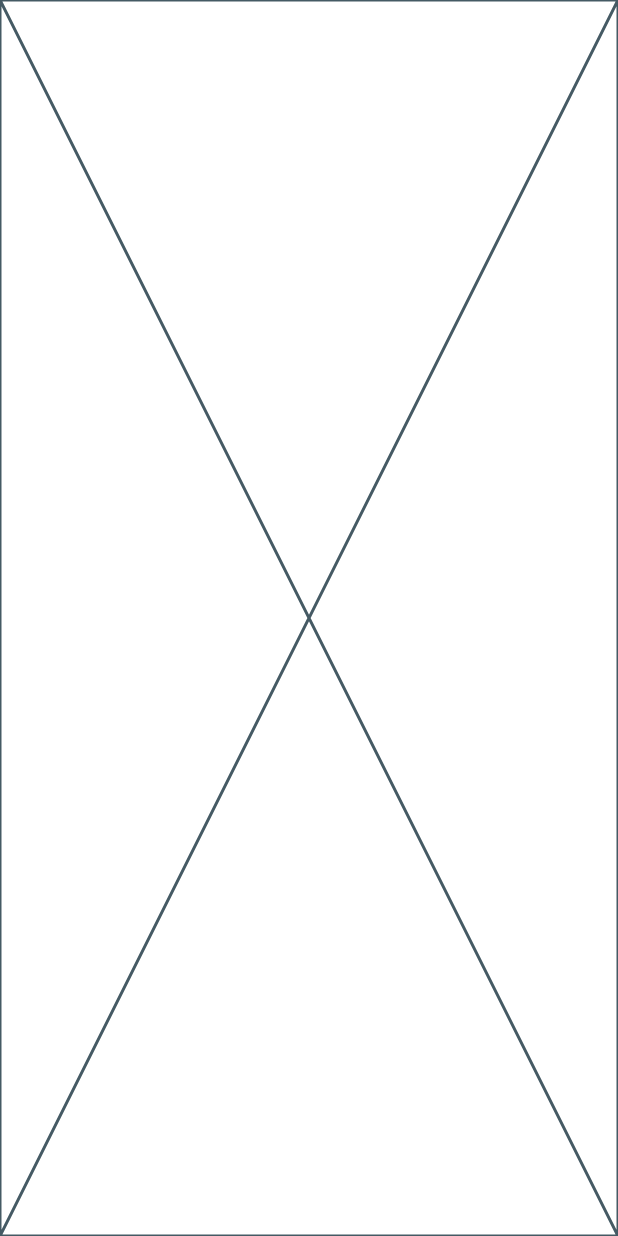
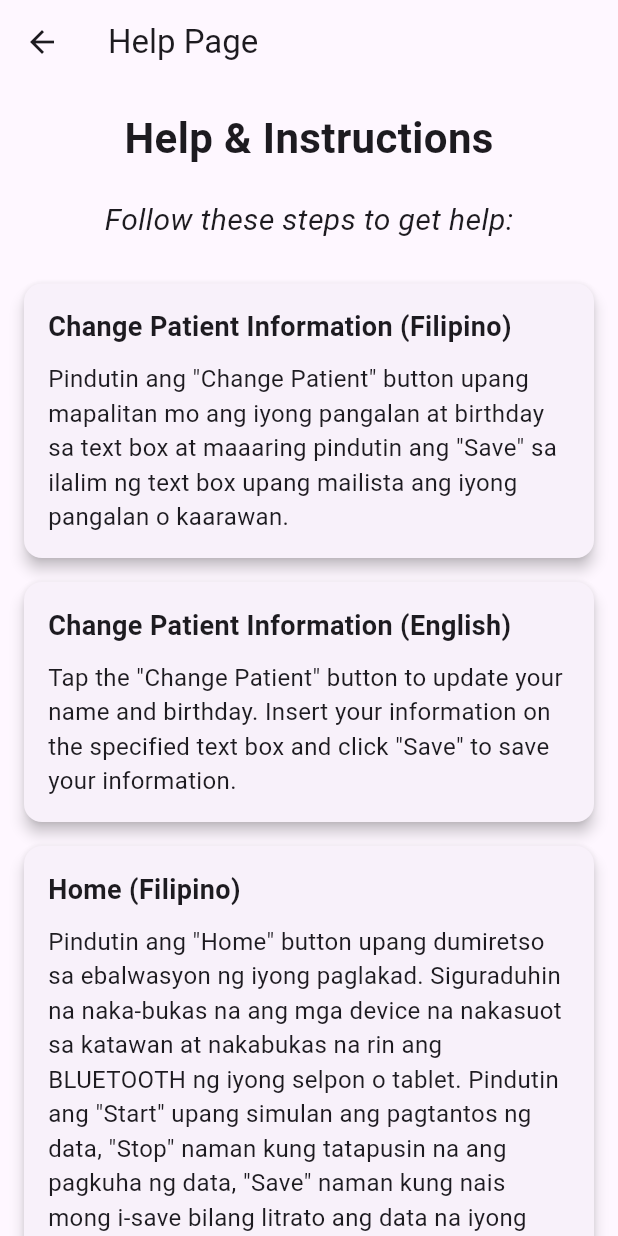
Before and after one commit to joshuamax14/flutter_blereactive, a Flutter app: the screen it shows after launch, after a tap on "Help", on a phone screen of 412 x 824 dp. Run offline on Flutter 3.47's test engine with Material 3 defaults, Android fonts, the phone set to English and light mode, and no system bars; our stand-ins replace fl_chart, image_gallery_saver, screenshot; missing offline and left inert: flutter_reactive_ble.

Commit message:
Help updated

```diff
--- a/new_project/lib/Screens/HelpScreen.dart
+++ b/new_project/lib/Screens/HelpScreen.dart
@@ -1,10 +1,112 @@
 import 'package:flutter/material.dart';
 
 class HelpPage extends StatelessWidget {
-  const HelpPage({super.key});
+  @override
+  Widget build(BuildContext context) {
+    return Scaffold(
+      appBar: AppBar(
+        title: Text('Help Page'),
+      ),
+      body: SingleChildScrollView(
+        padding: EdgeInsets.all(16.0),
+        child: Column(
+          children: <Widget>[
+            Center(
+              child: Text(
+                'Help & Instructions',
+                style: TextStyle(
+                  fontSize: 28,
+                  fontWeight: FontWeight.bold,
+                ),
+              ),
+            ),
+            SizedBox(height: 20),
+            Center(
+              child: Text(
+                'Follow these steps to get help:',
+                style: TextStyle(
+                  fontSize: 20,
+                  fontStyle: FontStyle.italic,
+                ),
+              ),
+            ),
+            SizedBox(height: 20),
+            for (var step in instructions)
+              InstructionCard(
+                step: step['step']!,
+                description: step['description']!,
+              ),
+            SizedBox(height: 20),
+            Center(
+              child: Text(
+                'For further assistance, contact our support team.',
+                style: TextStyle(
+                  fontSize: 16,
+                  fontStyle: FontStyle.italic,
+                ),
+              ),
+            ),
+          ],
+        ),
+      ),
+    );
+  }
+}
+
+class InstructionCard extends StatelessWidget {
+  final String step;
+  final String description;
+
+  InstructionCard({required this.step, required this.description});
 
   @override
   Widget build(BuildContext context) {
-    return const Placeholder();
+    return Card(
+      elevation: 4.0,
+      margin: EdgeInsets.symmetric(vertical: 8.0),
+      child: Padding(
+        padding: const EdgeInsets.all(16.0),
+        child: Column(
+          crossAxisAlignment: CrossAxisAlignment.start,
+          children: <Widget>[
+            Text(
+              step,
+              style: TextStyle(
+                fontSize: 18,
+                fontWeight: FontWeight.bold,
+              ),
+            ),
+            SizedBox(height: 10),
+            Text(
+              description,
+              style: TextStyle(fontSize: 16),
+            ),
+          ],
+        ),
+      ),
+    );
   }
 }
+
+final List<Map<String, String>> instructions = [
+  {
+    'step': 'Change Patient Information (Filipino)',
+    'description': 'Pindutin ang "Change Patient" button upang mapalitan mo ang iyong pangalan at birthday sa text box at maaaring pindutin ang "Save" sa ilalim ng text box upang mailista ang iyong pangalan o kaarawan.'
+  },
+  {
+    'step': 'Change Patient Information (English)',
+    'description': 'Tap the "Change Patient" button to update your name and birthday. Insert your information on the specified text box and click "Save" to save your information.'
+  },
+  {
+    'step': 'Home (Filipino)',
+    'description': 'Pindutin ang "Home" button upang dumiretso sa ebalwasyon ng iyong paglakad. Siguraduhin na naka-bukas na ang mga device na nakasuot sa katawan at nakabukas na rin ang BLUETOOTH ng iyong selpon o tablet. Pindutin ang "Start" upang simulan ang pagtantos ng data, "Stop" naman kung tatapusin na ang pagkuha ng data, "Save" naman kung nais mong i-save bilang litrato ang data na iyong nakuha.'
+  },
+  {
+    'step': 'Home(English)',
+    'description': 'Tap the "Home" button to go to the assessment page. Please turn ON all of the wearable devices and the BLUETOOTH on your phone/tablet before you start the test. "Start" button signifies the start of collection of data, in which you can start walking, "Stop" button signifies the stop of data collection. "Save" button is when you wanted to screen capture the current information on your screen'
+  },
+  {
+    'step': 'Help',
+    'description': 'If you have further questions, unrelated to the application, kindly contact your physical therapist. Have a great day! The "left arrow" button on the upper left side of your screen means return to the page where you went last time.'
+  },
+];
```
